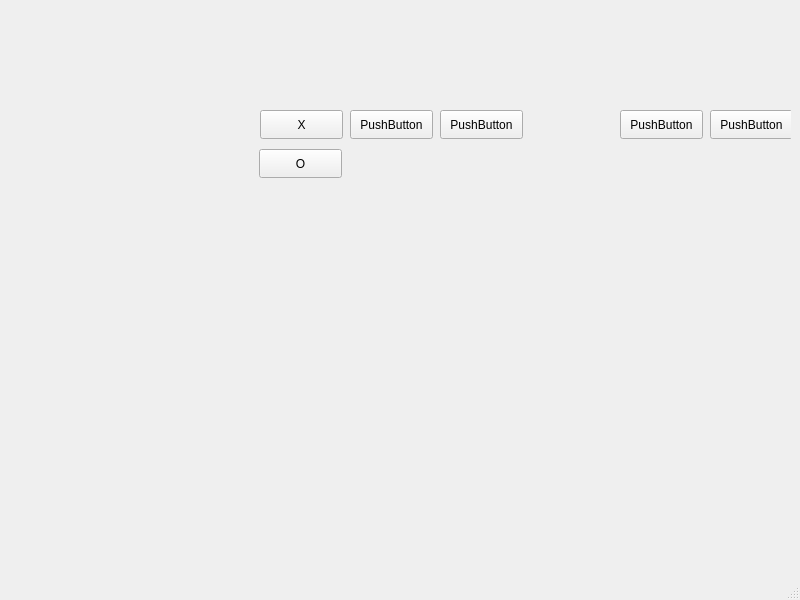
Old version of the form Log/mainwindow.ui in the repository Ragab21/AI-XO.
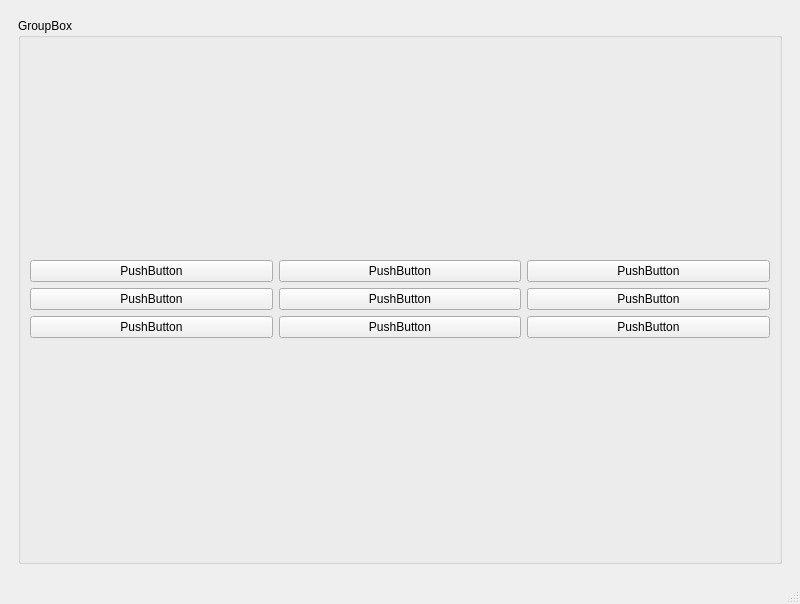
New version of the form. The open tabs and pages were chosen to show the change.

```diff
--- a/Log/mainwindow.ui
+++ b/Log/mainwindow.ui
@@ -7,7 +7,7 @@
     <x>0</x>
     <y>0</y>
     <width>800</width>
-    <height>600</height>
+    <height>604</height>
    </rect>
   </property>
   <property name="windowTitle">
@@ -218,110 +218,96 @@
       </widget>
       <widget class="QWidget" name="Selection_Page"/>
       <widget class="QWidget" name="Game_Page">
-       <widget class="QPushButton" name="pushButton_3">
-        <property name="geometry">
-         <rect>
-          <x>881</x>
-          <y>101</y>
-          <width>83</width>
-          <height>29</height>
-         </rect>
-        </property>
+       <layout class="QVBoxLayout" name="verticalLayout_8">
+        <item>
+         <widget class="QGroupBox" name="groupBox_3">
+          <property name="title">
+           <string>GroupBox</string>
+          </property>
+          <layout class="QGridLayout" name="gridLayout_3">
+           <item row="0" column="0">
+            <layout class="QHBoxLayout" name="horizontalLayout_3">
+             <item>
+              <layout class="QVBoxLayout" name="verticalLayout_6">
+               <item>
+                <widget class="QPushButton" name="X01">
         <property name="text">
          <string>PushButton</string>
         </property>
        </widget>
-       <widget class="QPushButton" name="pushButton_4">
-        <property name="geometry">
-         <rect>
-          <x>250</x>
-          <y>140</y>
-          <width>83</width>
-          <height>29</height>
-         </rect>
-        </property>
+               </item>
+               <item>
+                <widget class="QPushButton" name="XO4">
         <property name="text">
-         <string>O</string>
-        </property>
-       </widget>
-       <widget class="QPushButton" name="pushButton_5">
-        <property name="geometry">
-         <rect>
-          <x>791</x>
-          <y>101</y>
-          <width>83</width>
-          <height>29</height>
-         </rect>
-        </property>
+                  <string>PushButton</string>
+                 </property>
+                </widget>
+               </item>
+               <item>
+                <widget class="QPushButton" name="XO7">
         <property name="text">
          <string>PushButton</string>
         </property>
        </widget>
-       <widget class="QPushButton" name="pushButton_6">
-        <property name="geometry">
-         <rect>
-          <x>431</x>
-          <y>101</y>
-          <width>83</width>
-          <height>29</height>
-         </rect>
-        </property>
+               </item>
+              </layout>
+             </item>
+             <item>
+              <layout class="QVBoxLayout" name="verticalLayout_5">
+               <item>
+                <widget class="QPushButton" name="XO2">
         <property name="text">
          <string>PushButton</string>
         </property>
        </widget>
-       <widget class="QPushButton" name="pushButton_7">
-        <property name="geometry">
-         <rect>
-          <x>701</x>
-          <y>101</y>
-          <width>83</width>
-          <height>29</height>
-         </rect>
-        </property>
+               </item>
+               <item>
+                <widget class="QPushButton" name="XO5">
         <property name="text">
          <string>PushButton</string>
         </property>
        </widget>
-       <widget class="QPushButton" name="pushButton_8">
-        <property name="geometry">
-         <rect>
-          <x>611</x>
-          <y>101</y>
-          <width>83</width>
-          <height>29</height>
-         </rect>
-        </property>
+               </item>
+               <item>
+                <widget class="QPushButton" name="XO8">
         <property name="text">
          <string>PushButton</string>
         </property>
        </widget>
-       <widget class="QPushButton" name="pushButton_9">
-        <property name="geometry">
-         <rect>
-          <x>251</x>
-          <y>101</y>
-          <width>83</width>
-          <height>29</height>
-         </rect>
-        </property>
+               </item>
+              </layout>
+             </item>
+             <item>
+              <layout class="QVBoxLayout" name="verticalLayout_7">
+               <item>
+                <widget class="QPushButton" name="XO3">
         <property name="text">
-         <string>X</string>
-        </property>
-       </widget>
-       <widget class="QPushButton" name="pushButton_10">
-        <property name="geometry">
-         <rect>
-          <x>341</x>
-          <y>101</y>
-          <width>83</width>
-          <height>29</height>
-         </rect>
-        </property>
+                  <string>PushButton</string>
+                 </property>
+                </widget>
+               </item>
+               <item>
+                <widget class="QPushButton" name="XO6">
+                 <property name="text">
+                  <string>PushButton</string>
+                 </property>
+                </widget>
+               </item>
+               <item>
+                <widget class="QPushButton" name="XO9">
         <property name="text">
          <string>PushButton</string>
         </property>
        </widget>
+               </item>
+              </layout>
+             </item>
+            </layout>
+           </item>
+          </layout>
+         </widget>
+        </item>
+       </layout>
       </widget>
      </widget>
     </item>
```
Left out of the diff: 14 changed lines with no effect on the pictures. Lines whose indentation alone changed are shown as unchanged.
